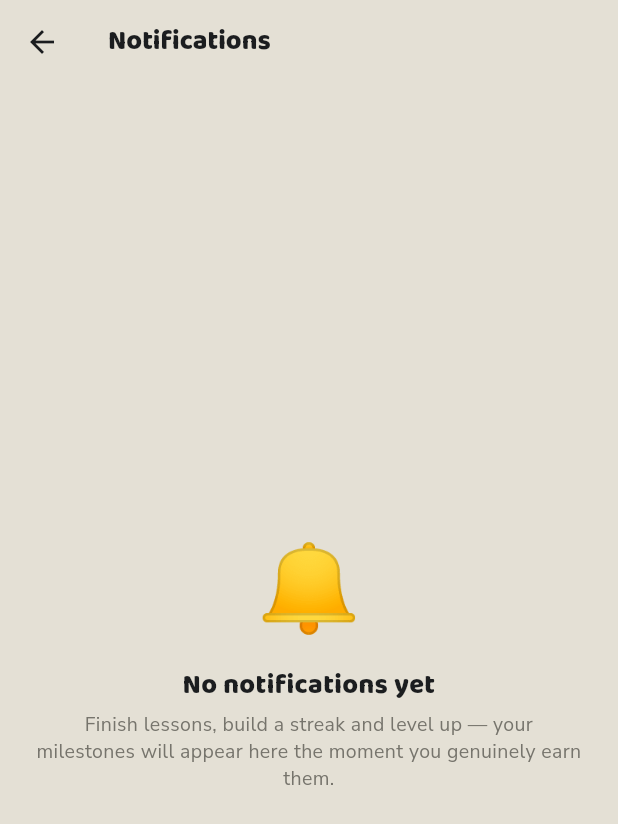
After one commit to globalonlinedeveloper/Project_R, a Flutter app: the NotificationsScreen screen opened by its route, after a tap on the "arrow back" icon, on a phone screen of 412 x 824 dp. The commit adds this screen. Shown: the top 824 px of the screen. Run offline on Flutter 3.47's test engine with Material 3 defaults, Android fonts, the phone set to English and light mode, and no system bars; our stand-ins replace flutter_riverpod, freezed_annotation, go_router, shared_preferences, supabase_flutter; accounts and stored records are empty; generated files the repository leaves out were written again.

Commit message:
feat(notifications): real in-app milestone inbox (R-L11)
A derived in-app notifications feed projected from REAL learner milestones
(lessons / XP / day-streak / CEFR level), mirroring the achievements engine:
a fresh account shows an honest EMPTY inbox; an item appears only when the
milestone is genuinely earned. Device-local read-state (mark one / mark all)
persists with AppSettings so the unread badge survives a relaunch.

- NEW lib/services/notifications/notifications.dart — pure, clockless engine
  (project / unreadCount / earnedIds), biggest-milestone-first ordering.
- NEW lib/features/notifications/{controller,screen} — providers + a real
  /notifications inbox (empty state, read/unread tiles, mark-all-read, honest
  push-delivery note). Replaces the §6 ComingSoon stub.
- AppSettings.readNotifications (CSV) + PrefsSettingsStore key + controller
  addReadNotifications — durable device-local read-state (S53 themeMode shape).
- Profile 'Notifications' row gains a live unread count badge.
- Tests: notifications_test (engine + providers + persistence + screen);
  profile_test repointed (Notifications now real, Friends is the stub).
- RTM: R-L11 -> Build-ahead; push delivery (R-L11b) stays Pending (no engine).

HONESTY: PUSH delivery / opt-in categories / per-platform profiles have NO
engine and stay an owner/$$ decision — surfaced as a note, never faked.

```diff
--- a/lib/app/router.dart
+++ b/lib/app/router.dart
@@ -18,12 +18,13 @@ import 'package:ratel/features/profile/profile_screen.dart';
 import 'package:ratel/features/progress/progress_screen.dart';
 import 'package:ratel/features/quests/quests_screen.dart';
 import 'package:ratel/features/settings/settings_screen.dart';
+import 'package:ratel/features/notifications/notifications_screen.dart';
 import 'package:ratel/features/shop/shop_screen.dart';
 import 'package:ratel/features/tutor/ai_tutor_screen.dart';
 
 /// A not-yet-built destination rendered as an honest [ComingSoonScreen].
 /// Settings / Progress / Onboarding / daily-quiz / Shop are REAL screens;
-/// Notifications / Friends remain §6 owner-decisions (no engine). Adding or
+/// Friends remains a §6 owner-decision (no engine). Adding or
 /// ▶swapping a route is a one-line edit to this list.
 typedef ComingSoonRoute = ({
   String path,
@@ -33,13 +34,6 @@ typedef ComingSoonRoute = ({
 });
 
 const List<ComingSoonRoute> kComingSoonRoutes = <ComingSoonRoute>[
-  (
-    path: '/notifications',
-    title: 'Notifications',
-    emoji: '🔔',
-    blurb: 'There is no notification engine yet — an owner decision (local '
-        'reminders vs push vs an in-app inbox).'
-  ),
   (
     path: '/friends',
     title: 'Friends',
@@ -117,6 +111,11 @@ GoRouter buildRouter() {
         path: '/shop',
         builder: (BuildContext context, GoRouterState state) =>
             const ShopScreen(),
+      ),
+      GoRoute(
+        path: '/notifications',
+        builder: (BuildContext context, GoRouterState state) =>
+            const NotificationsScreen(),
       ),
       GoRoute(
         path: '/onboarding',
--- /dev/null
+++ b/lib/features/notifications/notifications_controller.dart
@@ -0,0 +1,38 @@
+import 'package:flutter_riverpod/flutter_riverpod.dart';
+
+import 'package:ratel/app/app_providers.dart';
+import 'package:ratel/services/notifications/notifications.dart';
+
+/// Bridges the REAL learner state + the persisted read-set to the pure
+/// [NotificationsEngine] (R-L11 inbox — design spec §4.5 / §6). The feed
+/// recomputes whenever the learner progresses or an item is marked read, so a
+/// fresh account is an honest EMPTY inbox, never a fabricated feed. Mirrors the
+/// `achievementsProvider` bridge.
+NotificationStats _statsOf(LearnerSnapshot snap) => NotificationStats(
+      lessonsCompleted: snap.lessonsCompleted,
+      xpTotal: snap.xpTotal,
+      streakDays: snap.streakDays,
+      cefrOrdinal: snap.level.index,
+    );
+
+/// The projected inbox (biggest-earned-milestone first, each with its read
+/// flag). Read-state comes from the persisted [AppSettings].
+final notificationsProvider = Provider<List<AppNotification>>((ref) {
+  final LearnerSnapshot snap = ref.watch(learnerControllerProvider);
+  final Set<String> read =
+      ref.watch(appSettingsControllerProvider).readNotifications;
+  return const NotificationsEngine().project(_statsOf(snap), read);
+});
+
+/// Count of earned-but-unseen notifications (drives the Profile row badge).
+final unreadNotificationsCountProvider = Provider<int>((ref) {
+  final LearnerSnapshot snap = ref.watch(learnerControllerProvider);
+  final Set<String> read =
+      ref.watch(appSettingsControllerProvider).readNotifications;
+  return const NotificationsEngine().unreadCount(_statsOf(snap), read);
+});
+
+/// All currently-earned ids — the screen passes these to "mark all read".
+final earnedNotificationIdsProvider = Provider<Set<String>>((ref) =>
+    const NotificationsEngine()
+        .earnedIds(_statsOf(ref.watch(learnerControllerProvider))));
--- /dev/null
+++ b/lib/features/notifications/notifications_screen.dart
@@ -0,0 +1,178 @@
+import 'package:flutter/material.dart';
+import 'package:flutter_riverpod/flutter_riverpod.dart';
+import 'package:go_router/go_router.dart';
+
+import 'package:ratel/app/app_providers.dart';
+import 'package:ratel/core/core.dart';
+import 'package:ratel/features/notifications/notifications_controller.dart';
+import 'package:ratel/services/notifications/notifications.dart';
+
+/// Notifications inbox (🔔) — R-L11 (design spec §4.5 / §6). A REAL in-app feed:
+/// every item is PROJECTED from the learner's genuine milestones (lessons, XP,
+/// streak, CEFR level), so a fresh account shows an honest empty state and an
+/// item appears only when truly earned — never a fabricated alert. Tapping a
+/// card (or "Mark all read") persists the read-state device-locally with the
+/// other preferences, so the unread badge survives a relaunch.
+///
+/// HONESTY (charter "don't fake depth"): PUSH delivery, opt-in categories and
+/// per-platform delivery profiles (a separate owner/$$-gated item) have NO
+/// engine — shown here as an
+/// honest note, never a fake toggle.
+class NotificationsScreen extends ConsumerWidget {
+  const NotificationsScreen({super.key});
+
+  @override
+  Widget build(BuildContext context, WidgetRef ref) {
+    final List<AppNotification> items = ref.watch(notificationsProvider);
+    final int unread = ref.watch(unreadNotificationsCountProvider);
+    final Set<String> earned = ref.watch(earnedNotificationIdsProvider);
+
+    return Scaffold(
+      backgroundColor: context.palette.cream,
+      appBar: AppBar(
+        backgroundColor: context.palette.cream,
+        surfaceTintColor: context.palette.cream,
+        elevation: 0,
+        leading: IconButton(
+          icon: Icon(Icons.arrow_back, color: context.palette.ink),
+          onPressed: () => context.pop(),
+        ),
+        title: Text(
+          'Notifications',
+          style: TextStyle(
+            fontFamily: RatelFont.display,
+            fontWeight: RatelType.extraBold,
+            color: context.palette.ink,
+            fontSize: RatelType.cardTitle,
+          ),
+        ),
+        actions: <Widget>[
+          if (unread > 0)
+            TextButton(
+              onPressed: () => ref
+                  .read(appSettingsControllerProvider.notifier)
+                  .addReadNotifications(earned),
+              child: const Text(
+                'Mark all read',
+                style: TextStyle(
+                  fontFamily: RatelFont.body,
+                  fontSize: RatelType.small,
+                  fontWeight: RatelType.semiBold,
+                  color: RatelColors.blue,
+                ),
+              ),
+            ),
+        ],
+      ),
+      body: SafeArea(
+        top: false,
+        child: items.isEmpty
+            ? _empty(context)
+            : ListView(
+                padding: const EdgeInsets.fromLTRB(RatelSpace.screen,
+                    RatelSpace.lg, RatelSpace.screen, RatelSpace.xl),
+                children: <Widget>[
+                  for (final AppNotification n in items) ...<Widget>[
+                    _tile(context, ref, n),
+                    const SizedBox(height: RatelSpace.sm),
+                  ],
+                  const SizedBox(height: RatelSpace.sm),
+                  _pushNote(context),
+                ],
+              ),
+      ),
+    );
+  }
+
+  Widget _tile(BuildContext context, WidgetRef ref, AppNotification n) =>
+      RatelCard(
+        key: ValueKey<String>('notification-${n.id}'),
+        color: n.read ? context.palette.cream2 : context.palette.white,
+        onTap: n.read
+            ? null
+            : () => ref
+                .read(appSettingsControllerProvider.notifier)
+                .addReadNotifications(<String>{n.id}),
+        child: Row(
+          crossAxisAlignment: CrossAxisAlignment.start,
+          children: <Widget>[
+            Opacity(
+              opacity: n.read ? 0.5 : 1,
+              child: Text(n.emoji, style: const TextStyle(fontSize: 28)),
+            ),
+            const SizedBox(width: RatelSpace.md),
+            Expanded(
+              child: Column(
+                crossAxisAlignment: CrossAxisAlignment.start,
+                children: <Widget>[
+                  Text(n.title,
+                      style: TextStyle(
+                          fontFamily: RatelFont.display,
+                          fontWeight: RatelType.extraBold,
+                          fontSize: RatelType.body,
+                          color: context.palette.ink)),
+                  const SizedBox(height: 2),
+                  Text(n.body,
+                      style: TextStyle(
+                          fontFamily: RatelFont.body,
+                          fontSize: RatelType.small,
+                          color: context.palette.muted,
+                          height: 1.3)),
+                ],
+              ),
+            ),
+            if (!n.read) ...<Widget>[
+              const SizedBox(width: RatelSpace.sm),
+              Container(
+                width: 10,
+                height: 10,
+                margin: const EdgeInsets.only(top: 4),
+                decoration: const BoxDecoration(
+                    color: RatelColors.coral, shape: BoxShape.circle),
+              ),
+            ],
+          ],
+        ),
+      );
+
+  Widget _empty(BuildContext context) => Center(
+        child: Padding(
+          padding: const EdgeInsets.all(RatelSpace.xl),
+          child: Column(
+            mainAxisSize: MainAxisSize.min,
+            children: <Widget>[
+              const Text('🔔', style: TextStyle(fontSize: 56)),
+              const SizedBox(height: RatelSpace.md),
+              Text('No notifications yet',
+                  textAlign: TextAlign.center,
+                  style: TextStyle(
+                      fontFamily: RatelFont.display,
+                      fontWeight: RatelType.extraBold,
+                      fontSize: RatelType.cardTitle,
+                      color: context.palette.ink)),
+              const SizedBox(height: RatelSpace.xs),
+              Text(
+                  'Finish lessons, build a streak and level up — your milestones '
+                  'will appear here the moment you genuinely earn them.',
+                  textAlign: TextAlign.center,
+                  style: TextStyle(
+                      fontFamily: RatelFont.body,
+                      fontSize: RatelType.small,
+                      color: context.palette.muted,
+                      height: 1.4)),
+            ],
+          ),
+        ),
+      );
+
+  Widget _pushNote(BuildContext context) => Text(
+        'These are in-app milestones, surfaced the moment you earn them. Push '
+        'notifications and reminders are an owner decision and not enabled yet '
+        '— nothing here is faked.',
+        style: TextStyle(
+            fontFamily: RatelFont.body,
+            fontSize: RatelType.caption,
+            color: context.palette.muted,
+            height: 1.4),
+      );
+}
--- /dev/null
+++ b/lib/services/notifications/notifications.dart
@@ -0,0 +1,167 @@
+/// Pure, deterministic in-app notification engine (R-L11 inbox — design spec
+/// §4.5 / §6). Every notification is PROJECTED from the learner's REAL state —
+/// lessons completed, total XP, day-streak, and the CEFR level derived from θ —
+/// exactly like the [AchievementsEngine]: a fresh account honestly shows an
+/// EMPTY inbox, and an item appears only when the learner has genuinely passed
+/// that milestone. No fabricated events, no fake timestamps, and no clock: this
+/// engine holds no time, like every other `lib/services` learning engine.
+///
+/// Read-state (which items the learner has seen) is the only durable bit; it is
+/// persisted device-locally with the other `AppSettings` (the same flagged
+/// go-live wiring as every R-O1 preference). PUSH delivery, opt-in categories
+/// and per-platform delivery profiles (a separate, owner/$$-gated Stage-3
+/// item) have NO engine and stay an
+/// honest owner/$$ decision — surfaced as a note in the inbox, never faked.
+///
+/// Derived-feed semantics (shared with the achievements grid): because the feed
+/// is projected from CURRENT real state, a non-monotonic metric that drops (a
+/// lapsed streak, a level regression) removes its item, exactly as a badge
+/// re-locks. Lesson- and XP-milestones are monotonic and never vanish.
+library;
+
+/// The REAL learner counters / derived level a notification is measured against.
+/// Mirrors `AchievementStats`.
+class NotificationStats {
+  const NotificationStats({
+    required this.lessonsCompleted,
+    required this.xpTotal,
+    required this.streakDays,
+    required this.cefrOrdinal,
+  });
+
+  final int lessonsCompleted;
+  final int xpTotal;
+  final int streakDays;
+
+  /// 0 = A1, 1 = A2, … 5 = C2 — the index of the derived CEFR level.
+  final int cefrOrdinal;
+
+  static const NotificationStats zero = NotificationStats(
+    lessonsCompleted: 0,
+    xpTotal: 0,
+    streakDays: 0,
+    cefrOrdinal: 0,
+  );
+}
+
+/// Which REAL metric a milestone reads.
+enum NotificationMetric { lessons, xp, streak, level }
+
+/// A milestone notification definition — an honest threshold over one real
+/// metric, with a fixed [rank] for a deterministic biggest-first inbox order.
+class NotificationDef {
+  const NotificationDef({
+    required this.id,
+    required this.emoji,
+    required this.title,
+    required this.body,
+    required this.metric,
+    required this.threshold,
+    required this.rank,
+  });
+
+  final String id;
+  final String emoji;
+  final String title;
+  final String body;
+  final NotificationMetric metric;
+  final int threshold;
+
+  /// Higher = surfaced nearer the top of the inbox (bigger milestones first).
+  final int rank;
+}
+
+/// One projected notification: a genuinely-earned milestone + its read flag.
+class AppNotification {
+  const AppNotification({
+    required this.id,
+    required this.emoji,
+    required this.title,
+    required this.body,
+    required this.read,
+  });
+
+  final String id;
+  final String emoji;
+  final String title;
+  final String body;
+  final bool read;
+}
+
+/// The clockless in-app notification engine.
+class NotificationsEngine {
+  const NotificationsEngine();
+
+  /// The launch catalogue — every entry reads a REAL metric. Social / league /
+  /// economy alerts are deliberately absent (they have no engine, §6).
+  static const List<NotificationDef> catalogue = <NotificationDef>[
+    // Lessons completed (monotonic — never vanish).
+    NotificationDef(id: 'lessons:1', emoji: '🌱', title: 'First lesson complete', body: 'You finished your first lesson — great start!', metric: NotificationMetric.lessons, threshold: 1, rank: 10),
+    NotificationDef(id: 'lessons:5', emoji: '📗', title: '5 lessons done', body: "You've completed 5 lessons. Keep the momentum going.", metric: NotificationMetric.lessons, threshold: 5, rank: 20),
+    NotificationDef(id: 'lessons:10', emoji: '📚', title: '10 lessons done', body: 'Ten lessons in — you are building a real habit.', metric: NotificationMetric.lessons, threshold: 10, rank: 30),
+    NotificationDef(id: 'lessons:25', emoji: '🏅', title: '25 lessons done', body: 'Twenty-five lessons completed. Impressive dedication!', metric: NotificationMetric.lessons, threshold: 25, rank: 40),
+    NotificationDef(id: 'lessons:50', emoji: '🎖️', title: '50 lessons done', body: 'Fifty lessons — you are well on your way.', metric: NotificationMetric.lessons, threshold: 50, rank: 60),
+    // Day-streak.
+    NotificationDef(id: 'streak:3', emoji: '🔥', title: '3-day streak!', body: 'Three days in a row. Consistency is everything.', metric: NotificationMetric.streak, threshold: 3, rank: 15),
+    NotificationDef(id: 'streak:7', emoji: '🔥', title: '7-day streak!', body: 'A full week of daily practice. Outstanding!', metric: NotificationMetric.streak, threshold: 7, rank: 25),
+    NotificationDef(id: 'streak:14', emoji: '🔥', title: '14-day streak!', body: 'Two weeks straight — you are unstoppable.', metric: NotificationMetric.streak, threshold: 14, rank: 35),
+    NotificationDef(id: 'streak:30', emoji: '🔥', title: '30-day streak!', body: 'A whole month of daily practice. Incredible.', metric: NotificationMetric.streak, threshold: 30, rank: 55),
+    // Total XP (monotonic).
+    NotificationDef(id: 'xp:100', emoji: '⭐', title: '100 XP earned', body: 'Your first hundred XP — momentum is building.', metric: NotificationMetric.xp, threshold: 100, rank: 12),
+    NotificationDef(id: 'xp:500', emoji: '🌟', title: '500 XP earned', body: 'Five hundred XP. You are putting in the work.', metric: NotificationMetric.xp, threshold: 500, rank: 28),
+    NotificationDef(id: 'xp:1000', emoji: '💫', title: '1,000 XP earned', body: 'A thousand XP milestone reached!', metric: NotificationMetric.xp, threshold: 1000, rank: 38),
+    NotificationDef(id: 'xp:2500', emoji: '✨', title: '2,500 XP earned', body: 'Twenty-five hundred XP — serious progress.', metric: NotificationMetric.xp, threshold: 2500, rank: 50),
+    // CEFR level reached (cefrOrdinal: a2 = 1 … c2 = 5).
+    NotificationDef(id: 'level:1', emoji: '🎓', title: 'Reached level A2', body: 'Your ability grew from A1 to A2. Onward!', metric: NotificationMetric.level, threshold: 1, rank: 22),
+    NotificationDef(id: 'level:2', emoji: '🎓', title: 'Reached level B1', body: 'You are now an intermediate learner (B1).', metric: NotificationMetric.level, threshold: 2, rank: 32),
+    NotificationDef(id: 'level:3', emoji: '🎓', title: 'Reached level B2', body: 'Upper-intermediate (B2) reached. Brilliant.', metric: NotificationMetric.level, threshold: 3, rank: 42),
+    NotificationDef(id: 'level:4', emoji: '🎓', title: 'Reached level C1', body: 'Advanced (C1) — your Spanish is strong.', metric: NotificationMetric.level, threshold: 4, rank: 52),
+    NotificationDef(id: 'level:5', emoji: '🎓', title: 'Reached level C2', body: 'Proficiency (C2) — the top of the scale!', metric: NotificationMetric.level, threshold: 5, rank: 62),
+  ];
+
+  int metricValue(NotificationMetric m, NotificationStats s) => switch (m) {
+        NotificationMetric.lessons => s.lessonsCompleted,
+        NotificationMetric.xp => s.xpTotal,
+        NotificationMetric.streak => s.streakDays,
+        NotificationMetric.level => s.cefrOrdinal,
+      };
+
+  /// True iff the learner has genuinely passed [def]'s threshold.
+  bool earned(NotificationDef def, NotificationStats stats) =>
+      metricValue(def.metric, stats) >= def.threshold;
+
+  /// The inbox: every milestone the learner has genuinely earned, ordered
+  /// biggest-first (descending [rank]), each flagged read iff its id is in
+  /// [readIds]. A fresh account ⇒ an empty list (honest).
+  List<AppNotification> project(NotificationStats stats, Set<String> readIds) {
+    final List<NotificationDef> earnedDefs = <NotificationDef>[
+      for (final NotificationDef d in catalogue)
+        if (earned(d, stats)) d,
+    ]..sort((NotificationDef a, NotificationDef b) => b.rank.compareTo(a.rank));
+    return <AppNotification>[
+      for (final NotificationDef d in earnedDefs)
+        AppNotification(
+          id: d.id,
+          emoji: d.emoji,
+          title: d.title,
+          body: d.body,
+          read: readIds.contains(d.id),
+        ),
+    ];
+  }
+
+  /// Count of earned notifications not yet marked read.
+  int unreadCount(NotificationStats stats, Set<String> readIds) {
+    int n = 0;
+    for (final NotificationDef d in catalogue) {
+      if (earned(d, stats) && !readIds.contains(d.id)) n++;
+    }
+    return n;
+  }
+
+  /// Every earned id (the screen passes these to "mark all read").
+  Set<String> earnedIds(NotificationStats stats) => <String>{
+        for (final NotificationDef d in catalogue)
+          if (earned(d, stats)) d.id,
+      };
+}
--- a/lib/services/preferences/app_settings.dart
+++ b/lib/services/preferences/app_settings.dart
@@ -14,6 +14,7 @@ class AppSettings {
     this.haptics = true,
     this.dailyGoal = 20,
     this.themeMode = ThemeMode.system,
+    this.readNotifications = const <String>{},
   });
 
   final bool highContrast;
@@ -26,12 +27,17 @@ class AppSettings {
   /// Appearance preference: follow the OS (default), force light, or force dark.
   final ThemeMode themeMode;
 
+  /// Ids of in-app notifications the learner has marked read (R-L11 inbox).
+  /// Device-local read-state; absent ⇒ nothing read yet.
+  final Set<String> readNotifications;
+
   AppSettings copyWith({
     bool? highContrast,
     bool? sound,
     bool? haptics,
     int? dailyGoal,
     ThemeMode? themeMode,
+    Set<String>? readNotifications,
   }) =>
       AppSettings(
         highContrast: highContrast ?? this.highContrast,
@@ -39,6 +45,7 @@ class AppSettings {
         haptics: haptics ?? this.haptics,
         dailyGoal: dailyGoal ?? this.dailyGoal,
         themeMode: themeMode ?? this.themeMode,
+        readNotifications: readNotifications ?? this.readNotifications,
       );
 
   Map<String, Object> toMap() => <String, Object>{
@@ -47,6 +54,7 @@ class AppSettings {
         'haptics': haptics,
         'dailyGoal': dailyGoal,
         'themeMode': themeMode.name,
+        'readNotifications': (readNotifications.toList()..sort()).join(','),
       };
 
   static AppSettings fromMap(Map<String, Object?> m) => AppSettings(
@@ -55,6 +63,7 @@ class AppSettings {
         haptics: m['haptics'] as bool? ?? true,
         dailyGoal: (m['dailyGoal'] as int?) ?? 20,
         themeMode: _themeModeFromName(m['themeMode'] as String?),
+        readNotifications: _readNotifsFromCsv(m['readNotifications'] as String?),
       );
 
   @override
@@ -64,11 +73,19 @@ class AppSettings {
       other.sound == sound &&
       other.haptics == haptics &&
       other.dailyGoal == dailyGoal &&
-      other.themeMode == themeMode;
+      other.themeMode == themeMode &&
+      setEquals(other.readNotifications, readNotifications);
 
   @override
   int get hashCode =>
-      Object.hash(highContrast, sound, haptics, dailyGoal, themeMode);
+      Object.hash(highContrast, sound, haptics, dailyGoal, themeMode,
+          Object.hashAllUnordered(readNotifications));
+}
+
+/// Parse a persisted read-notifications CSV into a set; null/empty ⇒ none.
+Set<String> _readNotifsFromCsv(String? csv) {
+  if (csv == null || csv.isEmpty) return const <String>{};
+  return csv.split(',').where((String s) => s.isNotEmpty).toSet();
 }
 
 /// Parse a persisted [ThemeMode] name; unknown/absent ⇒ follow the system.
--- a/lib/services/preferences/prefs_settings_store.dart
+++ b/lib/services/preferences/prefs_settings_store.dart
@@ -17,6 +17,7 @@ class PrefsSettingsStore implements SettingsStore {
   static const String _kHaptics = 'ratel.settings.haptics';
   static const String _kDailyGoal = 'ratel.settings.dailyGoal';
   static const String _kThemeMode = 'ratel.settings.themeMode';
+  static const String _kReadNotifications = 'ratel.settings.readNotifications';
 
   @override
   AppSettings load() => AppSettings.fromMap(<String, Object?>{
@@ -25,6 +26,7 @@ class PrefsSettingsStore implements SettingsStore {
         'haptics': _prefs.getBool(_kHaptics),
         'dailyGoal': _prefs.getInt(_kDailyGoal),
         'themeMode': _prefs.getString(_kThemeMode),
+        'readNotifications': _prefs.getString(_kReadNotifications),
       });
 
   @override
@@ -34,5 +36,7 @@ class PrefsSettingsStore implements SettingsStore {
     await _prefs.setBool(_kHaptics, s.haptics);
     await _prefs.setInt(_kDailyGoal, s.dailyGoal);
     await _prefs.setString(_kThemeMode, s.themeMode.name);
+    await _prefs.setString(
+        _kReadNotifications, (s.readNotifications.toList()..sort()).join(','));
   }
 }
--- a/ratel-tools/requirements_registry.json
+++ b/ratel-tools/requirements_registry.json
@@ -687,7 +687,7 @@
     "R-L11": {
       "moscow": "Must",
       "phase": "Stage3",
-      "status": "Pending 🔒"
+      "status": "Build-ahead 🟦"
     },
     "R-L11a": {
       "moscow": "Could",
```
Also changed, not shown: lib/features/profile/profile_screen.dart (+20 -0 lines), lib/features/settings/settings_controller.dart (+10 -0 lines), 3 other files.
